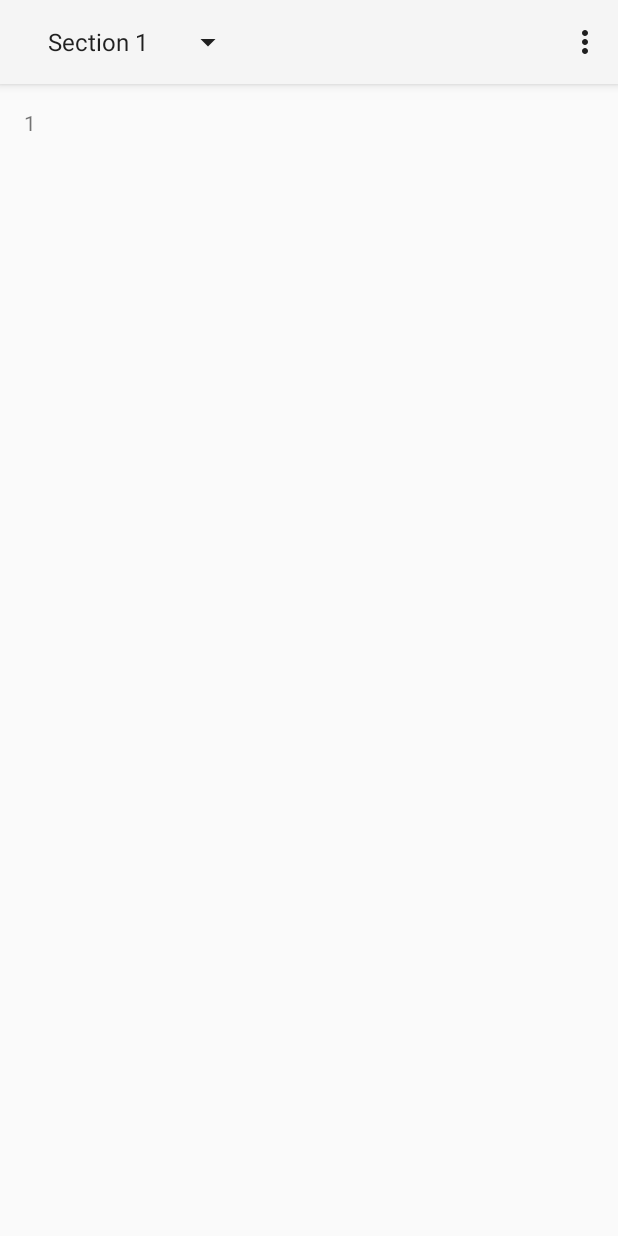
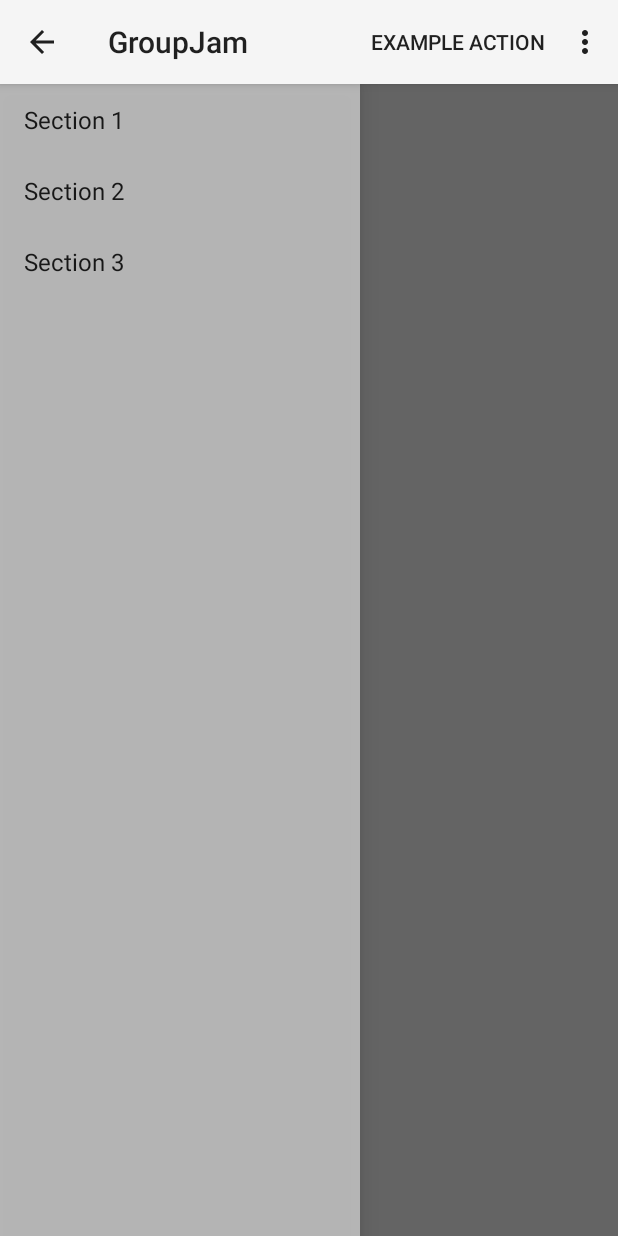
Before and after one commit to hkiehs/GroupJam, an Android app: the screen it shows after launch (HomeActivity), on a phone screen of 412 x 824 dp. Before the commit the screen is almost empty. Run offline under Robolectric (Android 15) with nearby library versions, the phone set to English and light mode, and no system bars; 2 statements that could not run were skipped.

Commit message:
added navigation bar

```diff
--- a/GroupJam/src/main/java/com/noextent/groupjam/HomeActivity.java
+++ b/GroupJam/src/main/java/com/noextent/groupjam/HomeActivity.java
@@ -1,5 +1,5 @@
 package com.noextent.groupjam;
-
+import android.app.Activity;
 import android.support.v7.app.ActionBarActivity;
 import android.support.v7.app.ActionBar;
 import android.support.v4.app.Fragment;
@@ -7,6 +7,7 @@ import android.content.Context;
 import android.os.Build;
 import android.os.Bundle;
 import android.view.Gravity;
+import android.support.v4.widget.DrawerLayout;
 import android.view.LayoutInflater;
 import android.view.Menu;
 import android.view.MenuItem;
@@ -15,14 +16,23 @@ import android.view.ViewGroup;
 import android.widget.ArrayAdapter;
 import android.widget.TextView;
 
-
-public class HomeActivity extends ActionBarActivity implements ActionBar.OnNavigationListener {
+public class HomeActivity extends ActionBarActivity implements ActionBar.OnNavigationListener, NavigationDrawerFragment.NavigationDrawerCallbacks {
 
     /**
      * The serialization (saved instance state) Bundle key representing the
      * current dropdown position.
      */
     private static final String STATE_SELECTED_NAVIGATION_ITEM = "selected_navigation_item";
+
+    /**
+     * Fragment managing the behaviors, interactions and presentation of the navigation drawer.
+     */
+    private NavigationDrawerFragment mNavigationDrawerFragment;
+
+    /**
+     * Used to store the last screen title. For use in {@link #restoreActionBar()}.
+     */
+    private CharSequence mTitle;
 
     @Override
     protected void onCreate(Bundle savedInstanceState) {
@@ -31,8 +41,10 @@ public class HomeActivity extends ActionBarActivity implements ActionBar.OnNavig
 
         // Set up the action bar to show a dropdown list.
         final ActionBar actionBar = getSupportActionBar();
-        actionBar.setDisplayShowTitleEnabled(false);
+        actionBar.setDisplayShowTitleEnabled(true);
         actionBar.setNavigationMode(ActionBar.NAVIGATION_MODE_LIST);
+        actionBar.setTitle(mTitle);
+
 
         // Set up the dropdown list navigation in the action bar.
         actionBar.setListNavigationCallbacks(
@@ -47,6 +59,38 @@ public class HomeActivity extends ActionBarActivity implements ActionBar.OnNavig
                                 getString(R.string.title_section3),
                         }),
                 this);
+
+        mNavigationDrawerFragment = (NavigationDrawerFragment)
+                getSupportFragmentManager().findFragmentById(R.id.navigation_drawer);
+        mTitle = getTitle();
+
+        // Set up the drawer.
+        mNavigationDrawerFragment.setUp(
+                R.id.navigation_drawer,
+                (DrawerLayout) findViewById(R.id.drawer_layout));
+    }
+
+    @Override
+    public void onNavigationDrawerItemSelected(int position) {
+        // update the main content by replacing fragments
+//        FragmentManager fragmentManager = getSupportFragmentManager();
+//        fragmentManager.beginTransaction()
+//                .replace(R.id.container, PlaceholderFragment.newInstance(position + 1))
+//                .commit();
+    }
+
+    public void onSectionAttached(int number) {
+        switch (number) {
+            case 1:
+                mTitle = getString(R.string.title_section1);
+                break;
+            case 2:
+                mTitle = getString(R.string.title_section2);
+                break;
+            case 3:
+                mTitle = getString(R.string.title_section3);
+                break;
+        }
     }
 
     @Override
@@ -68,7 +112,6 @@ public class HomeActivity extends ActionBarActivity implements ActionBar.OnNavig
 
     @Override
     public boolean onCreateOptionsMenu(Menu menu) {
-
         // Inflate the menu; this adds items to the action bar if it is present.
         getMenuInflater().inflate(R.menu.home, menu);
         return true;
@@ -90,9 +133,9 @@ public class HomeActivity extends ActionBarActivity implements ActionBar.OnNavig
     public boolean onNavigationItemSelected(int position, long id) {
         // When the given dropdown item is selected, show its contents in the
         // container view.
-        getSupportFragmentManager().beginTransaction()
-                .replace(R.id.container, PlaceholderFragment.newInstance(position + 1))
-                .commit();
+//        getSupportFragmentManager().beginTransaction()
+//                .replace(R.id.container, PlaceholderFragment.newInstance(position + 1))
+//                .commit();
         return true;
     }
 
@@ -129,6 +172,13 @@ public class HomeActivity extends ActionBarActivity implements ActionBar.OnNavig
             textView.setText(Integer.toString(getArguments().getInt(ARG_SECTION_NUMBER)));
             return rootView;
         }
+
+        @Override
+        public void onAttach(Activity activity) {
+            super.onAttach(activity);
+            ((HomeActivity) activity).onSectionAttached(
+                    getArguments().getInt(ARG_SECTION_NUMBER));
+        }
     }
 
 }
--- /dev/null
+++ b/GroupJam/src/main/java/com/noextent/groupjam/NavigationDrawerFragment.java
@@ -0,0 +1,282 @@
+package com.noextent.groupjam;
+
+import android.support.v7.app.ActionBarActivity;
+import android.app.Activity;
+import android.support.v7.app.ActionBar;
+import android.support.v4.app.Fragment;
+import android.support.v4.app.ActionBarDrawerToggle;
+import android.support.v4.view.GravityCompat;
+import android.support.v4.widget.DrawerLayout;
+import android.content.SharedPreferences;
+import android.content.res.Configuration;
+import android.os.Bundle;
+import android.preference.PreferenceManager;
+import android.view.LayoutInflater;
+import android.view.Menu;
+import android.view.MenuInflater;
+import android.view.MenuItem;
+import android.view.View;
+import android.view.ViewGroup;
+import android.widget.AdapterView;
+import android.widget.ArrayAdapter;
+import android.widget.ListView;
+import android.widget.Toast;
+
+/**
+ * Fragment used for managing interactions for and presentation of a navigation drawer.
+ * See the <a href="https://developer.android.com/design/patterns/navigation-drawer.html#Interaction">
+ * design guidelines</a> for a complete explanation of the behaviors implemented here.
+ */
+public class NavigationDrawerFragment extends Fragment {
+
+    /**
+     * Remember the position of the selected item.
+     */
+    private static final String STATE_SELECTED_POSITION = "selected_navigation_drawer_position";
+
+    /**
+     * Per the design guidelines, you should show the drawer on launch until the user manually
+     * expands it. This shared preference tracks this.
+     */
+    private static final String PREF_USER_LEARNED_DRAWER = "navigation_drawer_learned";
+
+    /**
+     * A pointer to the current callbacks instance (the Activity).
+     */
+    private NavigationDrawerCallbacks mCallbacks;
+
+    /**
+     * Helper component that ties the action bar to the navigation drawer.
+     */
+    private ActionBarDrawerToggle mDrawerToggle;
+
+    private DrawerLayout mDrawerLayout;
+    private ListView mDrawerListView;
+    private View mFragmentContainerView;
+
+    private int mCurrentSelectedPosition = 0;
+    private boolean mFromSavedInstanceState;
+    private boolean mUserLearnedDrawer;
+
+    public NavigationDrawerFragment() {
+    }
+
+    @Override
+    public void onCreate(Bundle savedInstanceState) {
+        super.onCreate(savedInstanceState);
+
+        // Read in the flag indicating whether or not the user has demonstrated awareness of the
+        // drawer. See PREF_USER_LEARNED_DRAWER for details.
+        SharedPreferences sp = PreferenceManager.getDefaultSharedPreferences(getActivity());
+        mUserLearnedDrawer = sp.getBoolean(PREF_USER_LEARNED_DRAWER, false);
+
+        if (savedInstanceState != null) {
+            mCurrentSelectedPosition = savedInstanceState.getInt(STATE_SELECTED_POSITION);
+            mFromSavedInstanceState = true;
+        }
+
+        // Select either the default item (0) or the last selected item.
+        selectItem(mCurrentSelectedPosition);
+    }
+
+    @Override
+    public void onActivityCreated (Bundle savedInstanceState) {
+        super.onActivityCreated(savedInstanceState);
+        // Indicate that this fragment would like to influence the set of actions in the action bar.
+        setHasOptionsMenu(true);
+    }
+
+    @Override
+    public View onCreateView(LayoutInflater inflater, ViewGroup container,
+            Bundle savedInstanceState) {
+        mDrawerListView = (ListView) inflater.inflate(
+                R.layout.fragment_navigation_drawer, container, false);
+        mDrawerListView.setOnItemClickListener(new AdapterView.OnItemClickListener() {
+            @Override
+            public void onItemClick(AdapterView<?> parent, View view, int position, long id) {
+                selectItem(position);
+            }
+        });
+        mDrawerListView.setAdapter(new ArrayAdapter<String>(
+                getActionBar().getThemedContext(),
+                android.R.layout.simple_list_item_1,
+                android.R.id.text1,
+                new String[]{
+                        getString(R.string.title_section1),
+                        getString(R.string.title_section2),
+                        getString(R.string.title_section3),
+                }));
+        mDrawerListView.setItemChecked(mCurrentSelectedPosition, true);
+        return mDrawerListView;
+    }
+
+    public boolean isDrawerOpen() {
+        return mDrawerLayout != null && mDrawerLayout.isDrawerOpen(mFragmentContainerView);
+    }
+
+    /**
+     * Users of this fragment must call this method to set up the navigation drawer interactions.
+     *
+     * @param fragmentId   The android:id of this fragment in its activity's layout.
+     * @param drawerLayout The DrawerLayout containing this fragment's UI.
+     */
+    public void setUp(int fragmentId, DrawerLayout drawerLayout) {
+        mFragmentContainerView = getActivity().findViewById(fragmentId);
+        mDrawerLayout = drawerLayout;
+
+        // set a custom shadow that overlays the main content when the drawer opens
+        mDrawerLayout.setDrawerShadow(R.drawable.drawer_shadow, GravityCompat.START);
+        // set up the drawer's list view with items and click listener
+
+        ActionBar actionBar = getActionBar();
+        actionBar.setDisplayHomeAsUpEnabled(true);
+        actionBar.setHomeButtonEnabled(true);
+
+        // ActionBarDrawerToggle ties together the the proper interactions
+        // between the navigation drawer and the action bar app icon.
+        mDrawerToggle = new ActionBarDrawerToggle(
+                getActivity(),                    /* host Activity */
+                mDrawerLayout,                    /* DrawerLayout object */
+                R.drawable.ic_drawer,             /* nav drawer image to replace 'Up' caret */
+                R.string.navigation_drawer_open,  /* "open drawer" description for accessibility */
+                R.string.navigation_drawer_close  /* "close drawer" description for accessibility */
+        ) {
+            @Override
+            public void onDrawerClosed(View drawerView) {
+                super.onDrawerClosed(drawerView);
+                if (!isAdded()) {
+                    return;
+                }
+
+                getActivity().supportInvalidateOptionsMenu(); // calls onPrepareOptionsMenu()
+            }
+
+            @Override
+            public void onDrawerOpened(View drawerView) {
+                super.onDrawerOpened(drawerView);
+                if (!isAdded()) {
+                    return;
+                }
+
+                if (!mUserLearnedDrawer) {
+                    // The user manually opened the drawer; store this flag to prevent auto-showing
+                    // the navigation drawer automatically in the future.
+                    mUserLearnedDrawer = true;
+                    SharedPreferences sp = PreferenceManager
+                            .getDefaultSharedPreferences(getActivity());
+                    sp.edit().putBoolean(PREF_USER_LEARNED_DRAWER, true).apply();
+                }
+
+                getActivity().supportInvalidateOptionsMenu(); // calls onPrepareOptionsMenu()
+            }
+        };
+
+        // If the user hasn't 'learned' about the drawer, open it to introduce them to the drawer,
+        // per the navigation drawer design guidelines.
+        if (!mUserLearnedDrawer && !mFromSavedInstanceState) {
+            mDrawerLayout.openDrawer(mFragmentContainerView);
+        }
+
+        // Defer code dependent on restoration of previous instance state.
+        mDrawerLayout.post(new Runnable() {
+            @Override
+            public void run() {
+                mDrawerToggle.syncState();
+            }
+        });
+
+        mDrawerLayout.setDrawerListener(mDrawerToggle);
+    }
+
+    private void selectItem(int position) {
+        mCurrentSelectedPosition = position;
+        if (mDrawerListView != null) {
+            mDrawerListView.setItemChecked(position, true);
+        }
+        if (mDrawerLayout != null) {
+            mDrawerLayout.closeDrawer(mFragmentContainerView);
+        }
+        if (mCallbacks != null) {
+            mCallbacks.onNavigationDrawerItemSelected(position);
+        }
+    }
+
+    @Override
+    public void onAttach(Activity activity) {
+        super.onAttach(activity);
+        try {
+            mCallbacks = (NavigationDrawerCallbacks) activity;
+        } catch (ClassCastException e) {
+            throw new ClassCastException("Activity must implement NavigationDrawerCallbacks.");
+        }
+    }
+
+    @Override
+    public void onDetach() {
+        super.onDetach();
+        mCallbacks = null;
+    }
+
+    @Override
+    public void onSaveInstanceState(Bundle outState) {
+        super.onSaveInstanceState(outState);
+        outState.putInt(STATE_SELECTED_POSITION, mCurrentSelectedPosition);
+    }
+
+    @Override
+    public void onConfigurationChanged(Configuration newConfig) {
+        super.onConfigurationChanged(newConfig);
+        // Forward the new configuration the drawer toggle component.
+        mDrawerToggle.onConfigurationChanged(newConfig);
+    }
+
+    @Override
+    public void onCreateOptionsMenu(Menu menu, MenuInflater inflater) {
+        // If the drawer is open, show the global app actions in the action bar. See also
+        // showGlobalContextActionBar, which controls the top-left area of the action bar.
+        if (mDrawerLayout != null && isDrawerOpen()) {
+            inflater.inflate(R.menu.global, menu);
+            showGlobalContextActionBar();
+        }
+        super.onCreateOptionsMenu(menu, inflater);
+    }
+
+    @Override
+    public boolean onOptionsItemSelected(MenuItem item) {
+        if (mDrawerToggle.onOptionsItemSelected(item)) {
+            return true;
+        }
+
+        if (item.getItemId() == R.id.action_example) {
+            Toast.makeText(getActivity(), "Example action.", Toast.LENGTH_SHORT).show();
+            return true;
+        }
+
+        return super.onOptionsItemSelected(item);
+    }
+
+    /**
+     * Per the navigation drawer design guidelines, updates the action bar to show the global app
+     * 'context', rather than just what's in the current screen.
+     */
+    private void showGlobalContextActionBar() {
+        ActionBar actionBar = getActionBar();
+        actionBar.setDisplayShowTitleEnabled(true);
+        actionBar.setNavigationMode(ActionBar.NAVIGATION_MODE_STANDARD);
+        actionBar.setTitle(R.string.app_name);
+    }
+
+    private ActionBar getActionBar() {
+        return ((ActionBarActivity) getActivity()).getSupportActionBar();
+    }
+
+    /**
+     * Callbacks interface that all activities using this fragment must implement.
+     */
+    public static interface NavigationDrawerCallbacks {
+        /**
+         * Called when an item in the navigation drawer is selected.
+         */
+        void onNavigationDrawerItemSelected(int position);
+    }
+}
--- a/GroupJam/src/main/res/layout/activity_home.xml
+++ b/GroupJam/src/main/res/layout/activity_home.xml
@@ -1,7 +1,30 @@
-<FrameLayout xmlns:android="http://schemas.android.com/apk/res/android"
+<!-- A DrawerLayout is intended to be used as the top-level content view using match_parent for both width and height to consume the full space available. -->
+<android.support.v4.widget.DrawerLayout
+    xmlns:android="http://schemas.android.com/apk/res/android"
     xmlns:tools="http://schemas.android.com/tools"
-    android:id="@+id/container"
+    android:id="@+id/drawer_layout"
     android:layout_width="match_parent"
     android:layout_height="match_parent"
-    tools:context="com.noextent.groupjam.HomeActivity"
-    tools:ignore="MergeRootFrame" />
+    tools:context="com.noextent.groupjam.HomeActivity">
+
+    <!-- As the main content view, the view below consumes the entire
+         space available using match_parent in both dimensions. -->
+    <FrameLayout
+        android:id="@+id/container"
+        android:layout_width="match_parent"
+        android:layout_height="match_parent" />
+
+    <!-- android:layout_gravity="start" tells DrawerLayout to treat
+         this as a sliding drawer on the left side for left-to-right
+         languages and on the right side for right-to-left languages.
+         If you're not building against API 17 or higher, use
+         android:layout_gravity="left" instead. -->
+    <!-- The drawer is given a fixed width in dp and extends the full height of
+         the container. -->
+    <fragment android:id="@+id/navigation_drawer"
+        android:layout_width="@dimen/navigation_drawer_width"
+        android:layout_height="match_parent"
+        android:layout_gravity="start"
+        android:name="com.noextent.groupjam.NavigationDrawerFragment" />
+
+</android.support.v4.widget.DrawerLayout>
--- /dev/null
+++ b/GroupJam/src/main/res/layout/fragment_navigation_drawer.xml
@@ -0,0 +1,9 @@
+<ListView xmlns:android="http://schemas.android.com/apk/res/android"
+    xmlns:tools="http://schemas.android.com/tools"
+    android:layout_width="match_parent"
+    android:layout_height="match_parent"
+    android:choiceMode="singleChoice"
+    android:divider="@android:color/transparent"
+    android:dividerHeight="0dp"
+    android:background="#cccc"
+    tools:context="com.noextent.groupjam.NavigationDrawerFragment" />
--- /dev/null
+++ b/GroupJam/src/main/res/menu/global.xml
@@ -0,0 +1,7 @@
+<menu xmlns:android="http://schemas.android.com/apk/res/android"
+    xmlns:app="http://schemas.android.com/apk/res-auto">
+    <item android:id="@+id/action_settings"
+        android:title="@string/action_settings"
+        android:orderInCategory="100"
+        app:showAsAction="never" />
+</menu>
--- a/GroupJam/src/main/res/menu/home.xml
+++ b/GroupJam/src/main/res/menu/home.xml
@@ -7,4 +7,8 @@
         android:title="@string/action_settings"
         android:orderInCategory="100"
         app:showAsAction="never" />
+
+    <item android:id="@+id/action_example"
+        android:title="@string/action_example"
+        app:showAsAction="withText|ifRoom" />
 </menu>
--- a/GroupJam/src/main/res/values/dimens.xml
+++ b/GroupJam/src/main/res/values/dimens.xml
@@ -3,4 +3,8 @@
     <dimen name="activity_horizontal_margin">16dp</dimen>
     <dimen name="activity_vertical_margin">16dp</dimen>
 
+    <!-- Per the design guidelines, navigation drawers should be between 240dp and 320dp:
+     https://developer.android.com/design/patterns/navigation-drawer.html -->
+    <dimen name="navigation_drawer_width">240dp</dimen>
+
     </resources>
--- a/GroupJam/src/main/res/values/strings.xml
+++ b/GroupJam/src/main/res/values/strings.xml
@@ -6,5 +6,8 @@
     <string name="title_section2">Section 2</string>
     <string name="title_section3">Section 3</string>
     <string name="action_settings">Settings</string>
+    <string name="navigation_drawer_open">Open navigation drawer</string>
+    <string name="navigation_drawer_close">Close navigation drawer</string>
+    <string name="action_example">Example action</string>
 
 </resources>
```
Also changed, not shown: GroupJam/src/main/res/drawable-hdpi/drawer_shadow.9.png (added), GroupJam/src/main/res/drawable-hdpi/ic_drawer.png (added), GroupJam/src/main/res/drawable-mdpi/drawer_shadow.9.png (added), GroupJam/src/main/res/drawable-mdpi/ic_drawer.png (added), GroupJam/src/main/res/drawable-xhdpi/drawer_shadow.9.png (added), GroupJam/src/main/res/drawable-xhdpi/ic_drawer.png (added), GroupJam/src/main/res/drawable-xxhdpi/drawer_shadow.9.png (added), GroupJam/src/main/res/drawable-xxhdpi/ic_drawer.png (added), 2 other files.
